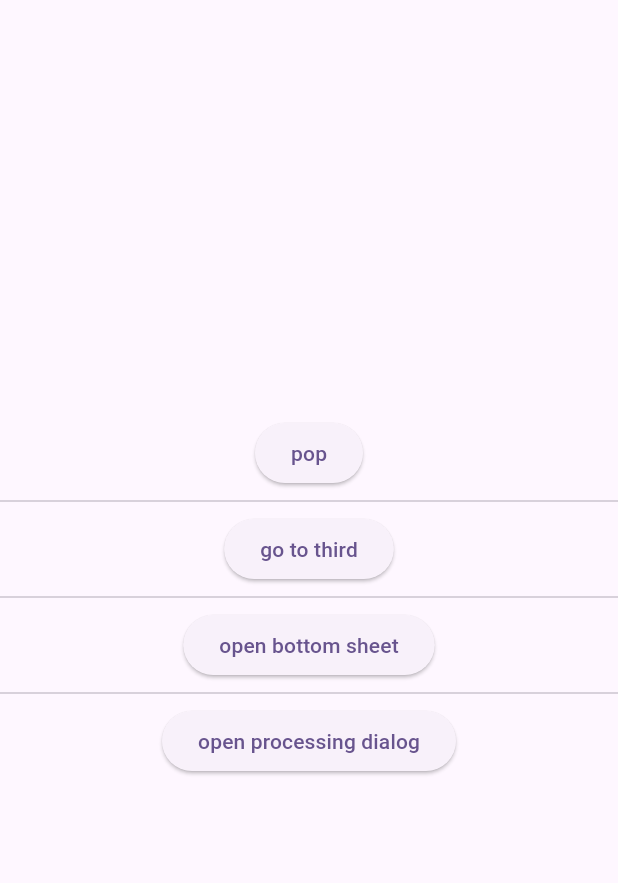
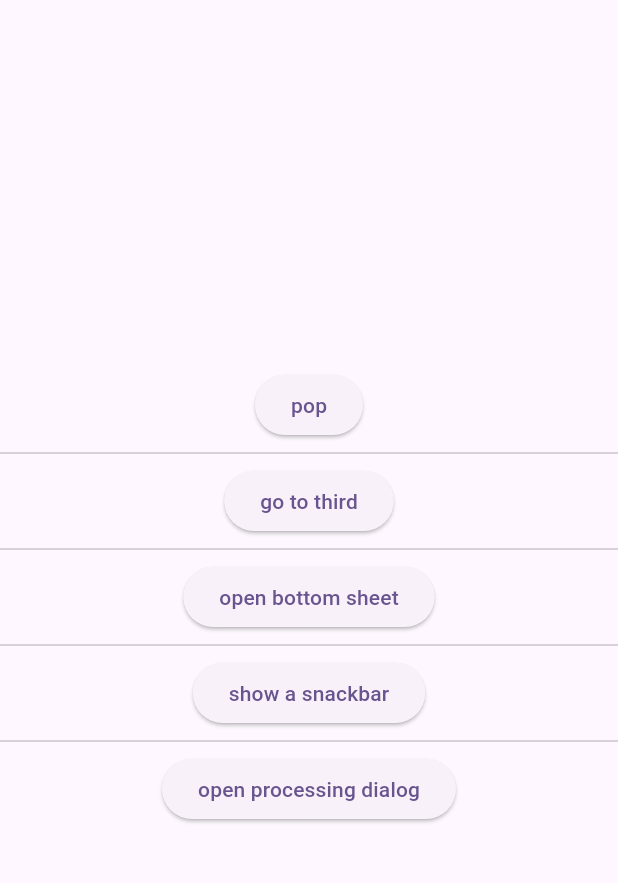
Before and after one commit to melWiss/eazy_router, a Flutter app: the SecondScaffold screen opened directly, on a phone screen of 412 x 824 dp, the part 63-946 px from its top. Run offline on Flutter 3.47's test engine with Material 3 defaults, Android fonts, the phone set to English and light mode, and no system bars; our stand-ins replace glob; missing offline and left inert: analyzer, build, source_gen.

Commit message:
added showing toasts support

```diff
--- a/eazy_router/lib/src/eazy_router_configuration.dart
+++ b/eazy_router/lib/src/eazy_router_configuration.dart
@@ -25,4 +25,6 @@ class EazyRouterConfiguration extends RouterConfig<EazyRouteState>
 
   EazyRouterDelegate get delegate => routerDelegate as EazyRouterDelegate;
   IEazyRouter get router => delegate.router;
+  final GlobalKey<ScaffoldMessengerState> scaffoldMessengerKey =
+      GlobalKey<ScaffoldMessengerState>();
 }
--- a/eazy_router/lib/src/eazy_router_navigator.dart
+++ b/eazy_router/lib/src/eazy_router_navigator.dart
@@ -1,3 +1,4 @@
+import 'package:eazy_router/eazy_router.dart';
 import 'package:eazy_router/src/eazy_router.dart';
 import 'package:flutter/material.dart';
 import 'package:provider/provider.dart';
@@ -59,4 +60,10 @@ class EazyRouterNavigator extends StatelessWidget {
 extension EazyRouterNavigatorContext on BuildContext {
   IEazyRouter? get router =>
       findAncestorWidgetOfExactType<EazyRouterNavigator>()?.router;
+  void showSnackBar(SnackBar snackBar,
+      {AnimationStyle? snackBarAnimationStyle}) {
+    EazyRouterConfiguration.instance.scaffoldMessengerKey.currentState
+        ?.showSnackBar(snackBar,
+            snackBarAnimationStyle: snackBarAnimationStyle);
+  }
 }
--- a/full_example/lib/main.dart
+++ b/full_example/lib/main.dart
@@ -17,6 +17,8 @@ class MyApp extends StatelessWidget {
   Widget build(BuildContext context) {
     return MaterialApp.router(
       title: 'Flutter Demo',
+      scaffoldMessengerKey:
+          EazyRouterConfiguration.instance.scaffoldMessengerKey,
       theme: ThemeData(
         colorScheme: ColorScheme.fromSeed(seedColor: Colors.deepPurple),
         useMaterial3: true,
--- a/full_example/lib/src/second.dart
+++ b/full_example/lib/src/second.dart
@@ -43,6 +43,18 @@ class SecondScaffold extends StatelessWidget {
             ),
             const Divider(),
             ElevatedButton(
+              onPressed: () {
+                context.showSnackBar(
+                  SampleToast(
+                    title: 'Hello world',
+                    toastDuration: const Duration(seconds: 3),
+                  ),
+                );
+              },
+              child: const Text('show a snackbar'),
+            ),
+            const Divider(),
+            ElevatedButton(
               onPressed: () async {
                 context.router?.push(ProcessingDialogRoute());
                 await Future.delayed(const Duration(seconds: 5));
@@ -56,3 +68,33 @@ class SecondScaffold extends StatelessWidget {
     );
   }
 }
+
+class SampleToast extends SnackBar {
+  SampleToast({
+    super.key,
+    required String title,
+    ToastType toastType = ToastType.info,
+    bool showClose = false,
+    Duration toastDuration = Durations.medium2,
+  }) : super(
+          content: Text(title),
+          backgroundColor: toastType.color,
+          showCloseIcon: showClose,
+          duration: toastDuration,
+          behavior: SnackBarBehavior.floating,
+        );
+}
+
+enum ToastType {
+  info,
+  danger,
+  warning,
+  success;
+
+  Color get color => switch (this) {
+        danger => Colors.red,
+        warning => Colors.orange,
+        success => Colors.green,
+        _ => Colors.black,
+      };
+}
```
Also changed, not shown: full_example/lib/src/home.dart (+7 -0 lines).
